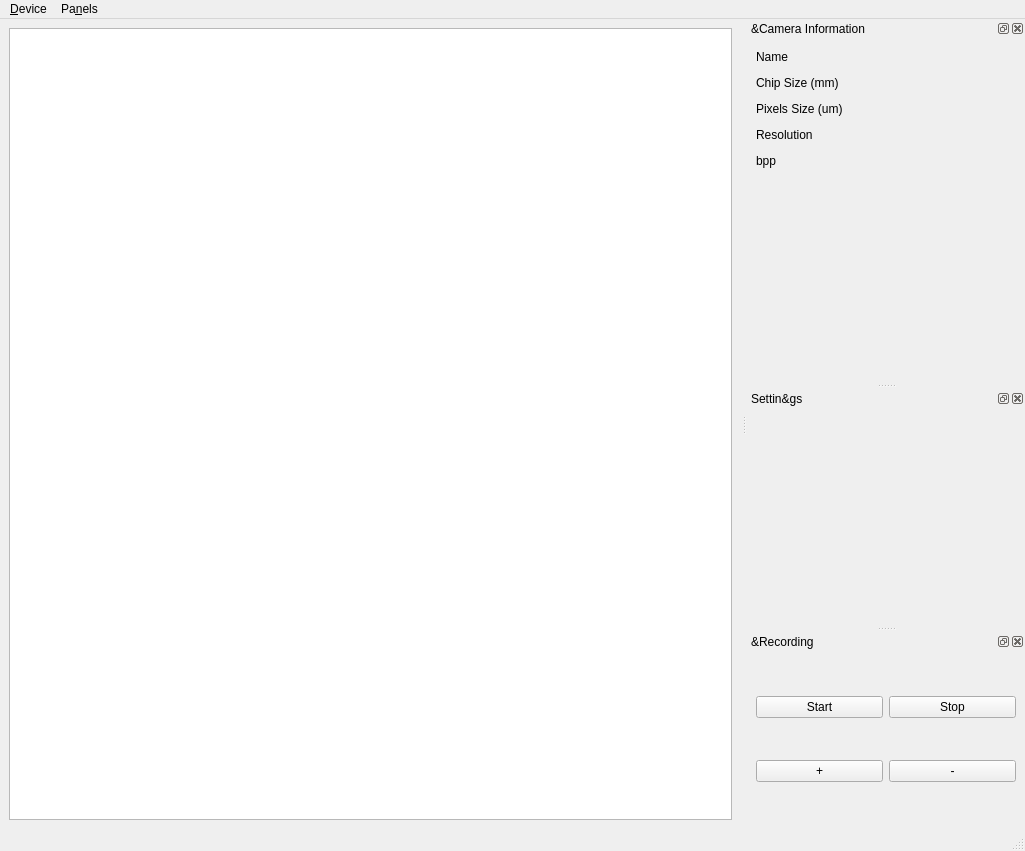
The window that src/qhymainwindow.ui (GuLinux/PlanetaryImager) describes before a commit, drawn with Qt 5.
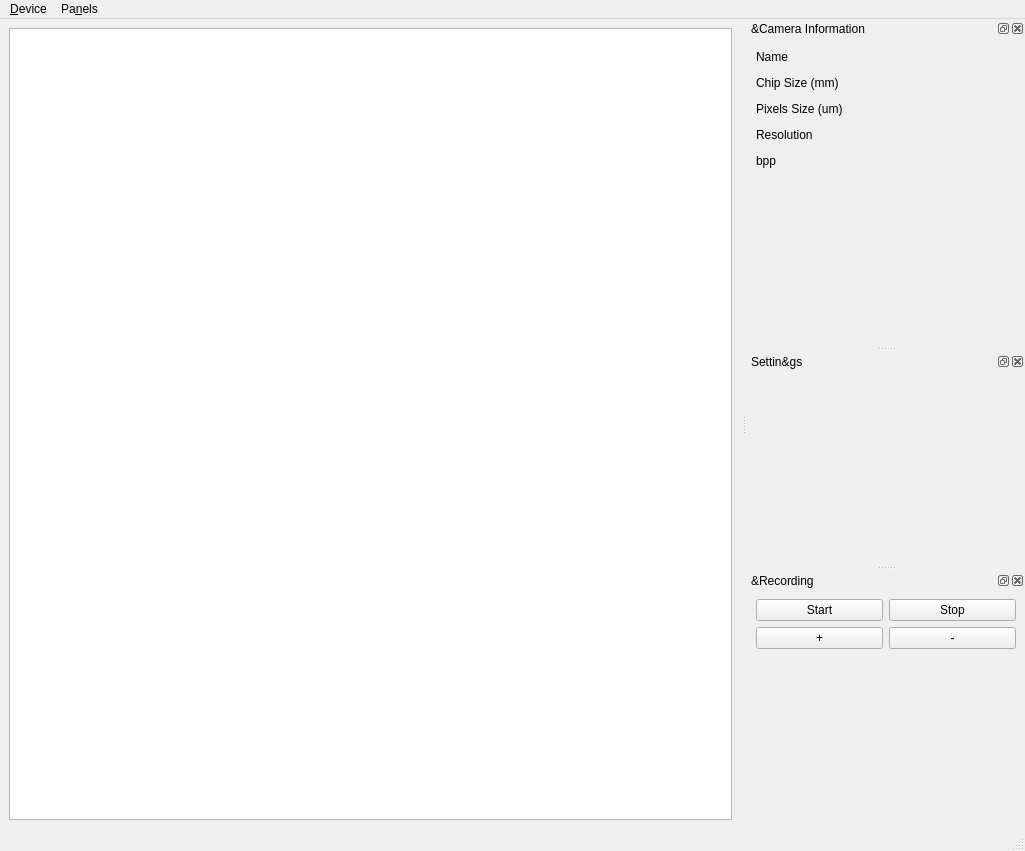
The same window after the commit.

```diff
--- a/src/qhymainwindow.ui
+++ b/src/qhymainwindow.ui
@@ -299,6 +299,19 @@
        </property>
       </widget>
      </item>
+     <item row="2" column="0" colspan="2">
+      <spacer name="verticalSpacer_3">
+       <property name="orientation">
+        <enum>Qt::Vertical</enum>
+       </property>
+       <property name="sizeHint" stdset="0">
+        <size>
+         <width>20</width>
+         <height>40</height>
+        </size>
+       </property>
+      </spacer>
+     </item>
     </layout>
    </widget>
   </widget>
```
